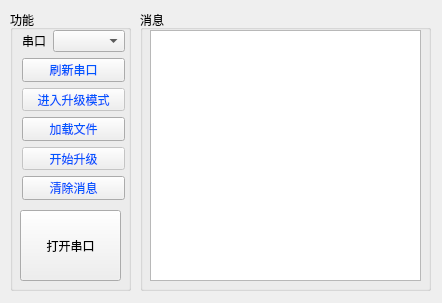
Old version of the form TTL-POWER-1031_UI/widget.ui in the repository tkr631060903/TTL-POWER-1031.
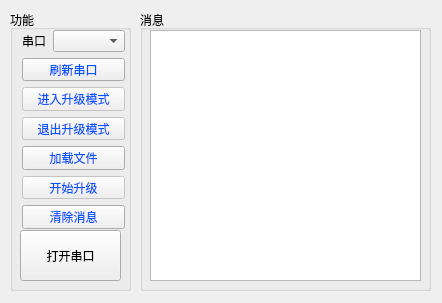
New version of the form.

Commit message: 修复升级BUG

Patch:
```diff
--- a/TTL-POWER-1031_UI/widget.ui
+++ b/TTL-POWER-1031_UI/widget.ui
@@ -31,7 +31,7 @@
       <x>12</x>
       <y>20</y>
       <width>103</width>
-      <height>170</height>
+      <height>199</height>
      </rect>
     </property>
     <layout class="QVBoxLayout" name="verticalLayoutMenu">
@@ -76,6 +76,23 @@
        </property>
       </widget>
      </item>
+     <item>
+      <widget class="QPushButton" name="quitUpgrade">
+       <property name="enabled">
+        <bool>false</bool>
+       </property>
+       <property name="styleSheet">
+        <string notr="true">color: rgb(0, 85, 255);
+border-color: rgb(0, 85, 255);</string>
+       </property>
+       <property name="text">
+        <string>退出升级模式</string>
+       </property>
+       <property name="autoDefault">
+        <bool>false</bool>
+       </property>
+      </widget>
+     </item>
      <item>
       <widget class="QPushButton" name="loadFile">
        <property name="styleSheet">
@@ -127,9 +144,9 @@
     <property name="geometry">
      <rect>
       <x>10</x>
-      <y>200</y>
+      <y>220</y>
       <width>101</width>
-      <height>71</height>
+      <height>51</height>
      </rect>
     </property>
     <property name="text">
```
The commit also changes 15 other files.
